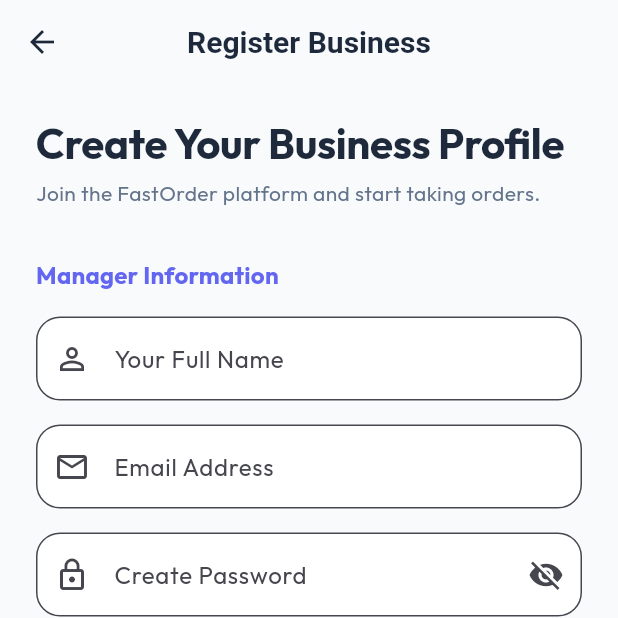
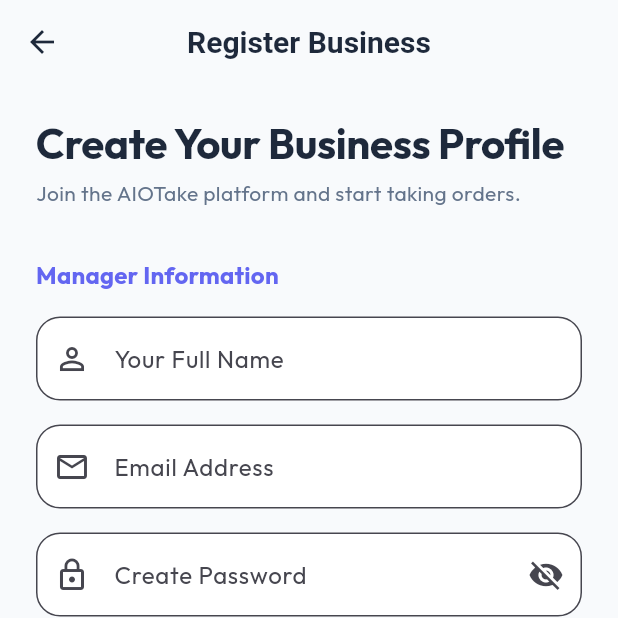
Before and after one commit to janfdevai/aitake, a Flutter app: the screen it shows after launch, after a tap on "New Business? Register Here", on a phone screen of 412 x 824 dp, the top half of it. Run offline on Flutter 3.47's test engine with Material 3 defaults, Android fonts, the phone set to English and light mode, and no system bars; our stand-ins replace flutter_dotenv, flutter_riverpod, google_fonts, image_picker, supabase_flutter; missing offline and left inert: purchases_flutter; accounts and stored records are empty.

```diff
--- a/crm/lib/main.dart
+++ b/crm/lib/main.dart
@@ -50,7 +50,7 @@ class MainApp extends StatelessWidget {
   @override
   Widget build(BuildContext context) {
     return MaterialApp(
-      title: 'FastOrder CRM',
+      title: 'AIOTake CRM',
       debugShowCheckedModeBanner: false,
       theme: AppTheme.lightTheme,
       home: const LoginScreen(),
--- a/crm/lib/screens/dashboard_screen.dart
+++ b/crm/lib/screens/dashboard_screen.dart
@@ -134,15 +134,13 @@ class DashboardScreen extends ConsumerWidget {
             ),
             _QuickActionTile(
               title: 'Provide Feedback',
-              subtitle: 'Help us improve FastOrder',
+              subtitle: 'Help us improve AIOTake',
               icon: Icons.feedback_outlined,
               onTap: () async {
                 final Uri emailLaunchUri = Uri(
                   scheme: 'mailto',
-                  path: 'hello@aitake.com',
-                  queryParameters: {
-                    'subject': 'FastOrder Early Access Feedback',
-                  },
+                  path: 'hello@aiotake.com',
+                  queryParameters: {'subject': 'AIOTake Early Access Feedback'},
                 );
                 try {
                   await launchUrl(emailLaunchUri);
--- a/crm/lib/screens/login_screen.dart
+++ b/crm/lib/screens/login_screen.dart
@@ -41,7 +41,7 @@ class _LoginScreenState extends ConsumerState<LoginScreen> {
                 const Icon(Icons.rocket_launch, size: 80, color: Colors.white),
                 const SizedBox(height: 24),
                 Text(
-                  'FastOrder CRM',
+                  'AIOTake CRM',
                   style: Theme.of(
                     context,
                   ).textTheme.displayLarge?.copyWith(color: Colors.white),
--- a/crm/lib/screens/register_business_screen.dart
+++ b/crm/lib/screens/register_business_screen.dart
@@ -52,7 +52,7 @@ class _RegisterBusinessScreenState
               ),
               const SizedBox(height: 8),
               Text(
-                'Join the FastOrder platform and start taking orders.',
+                'Join the AIOTake platform and start taking orders.',
                 style: Theme.of(context).textTheme.bodyMedium,
               ),
               const SizedBox(height: 32),
--- a/crm/pubspec.yaml
+++ b/crm/pubspec.yaml
@@ -1,5 +1,5 @@
 name: crm
-description: "A modern CRM for the FastOrder platform."
+description: "A modern CRM for the AIOTake platform."
 publish_to: 'none'
 version: 0.1.0
 
```
Also changed, not shown: 2 other files.
